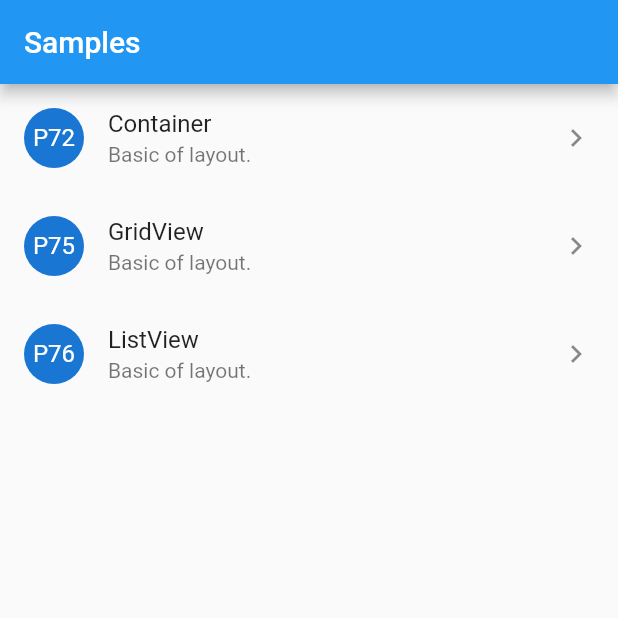
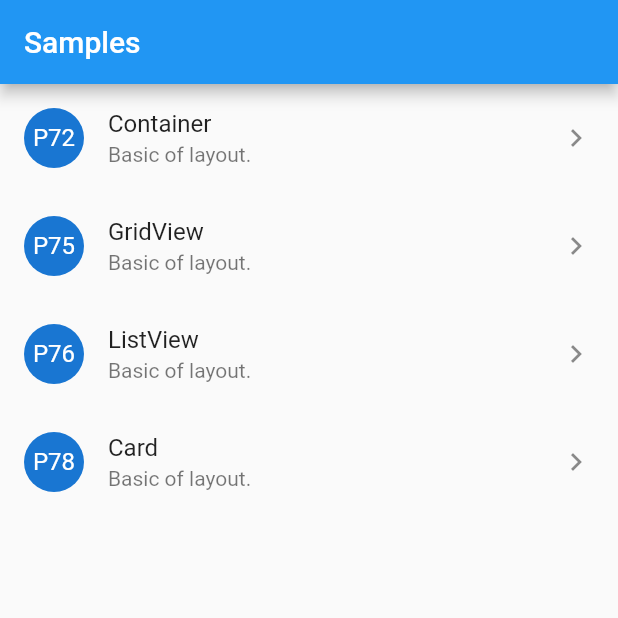
Before and after one commit to hayabusabusa/book_example_app, a Flutter app: the screen it shows after launch, on a phone screen of 412 x 824 dp, the top half of it. Run offline on Flutter 3.47's test engine with Material 2 defaults, Android fonts, the phone set to English and light mode, and no system bars.

Commit message:
Add Card example screen.

```diff
--- a/lib/models/home/home_cell_type.dart
+++ b/lib/models/home/home_cell_type.dart
@@ -2,5 +2,6 @@
 enum HomeCellType {
   p72,
   p75,
-  p76
+  p76,
+  p78
 }
--- a/lib/screens/home/home_screen.dart
+++ b/lib/screens/home/home_screen.dart
@@ -9,7 +9,8 @@ class HomeScreen extends StatelessWidget {
   final List<HomeCellType> _rows = [
     HomeCellType.p72,
     HomeCellType.p75,
-    HomeCellType.p76];
+    HomeCellType.p76,
+    HomeCellType.p78];
 
   // MARK: Build Widget
 
@@ -66,6 +67,22 @@ class HomeScreen extends StatelessWidget {
             );
           },
         );
+      case HomeCellType.p78:
+        return ListTile(
+          title: Text('Card'),
+          subtitle: Text('Basic of layout.'),
+          leading: CircleAvatar(
+            child: Text('P78'),
+          ),
+          trailing: Icon(Icons.chevron_right),
+          onTap: () {
+            Navigator.of(context).push(
+              MaterialPageRoute(builder: (context) {
+                return P78Screen();
+              })
+            );
+          },
+        );
       default:
         return ListTile(
           title: Text('UNKNOWN'),
--- a/lib/screens/screen.dart
+++ b/lib/screens/screen.dart
@@ -1,3 +1,4 @@
 export './p72/p72_screen.dart';
 export './p75/p75_screen.dart';
 export './p76/p76_screen.dart';
+export './p78/p78_screen.dart';
```
Also changed, not shown: lib/screens/p78/p78_screen.dart (added, +86 -0 lines).
